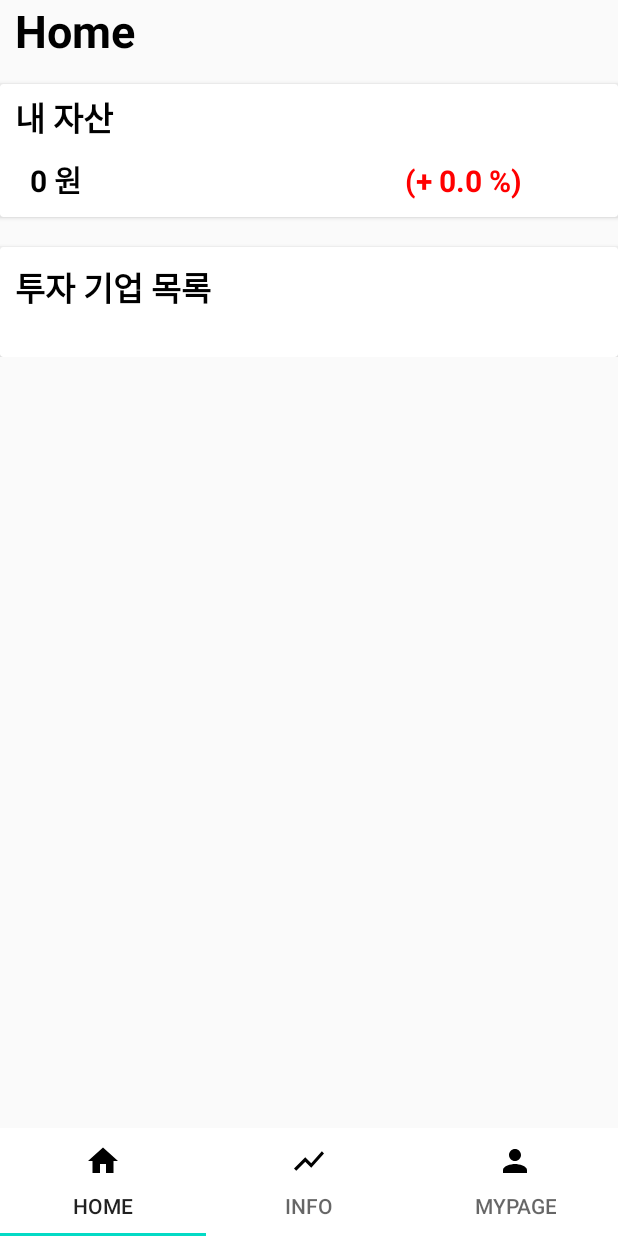
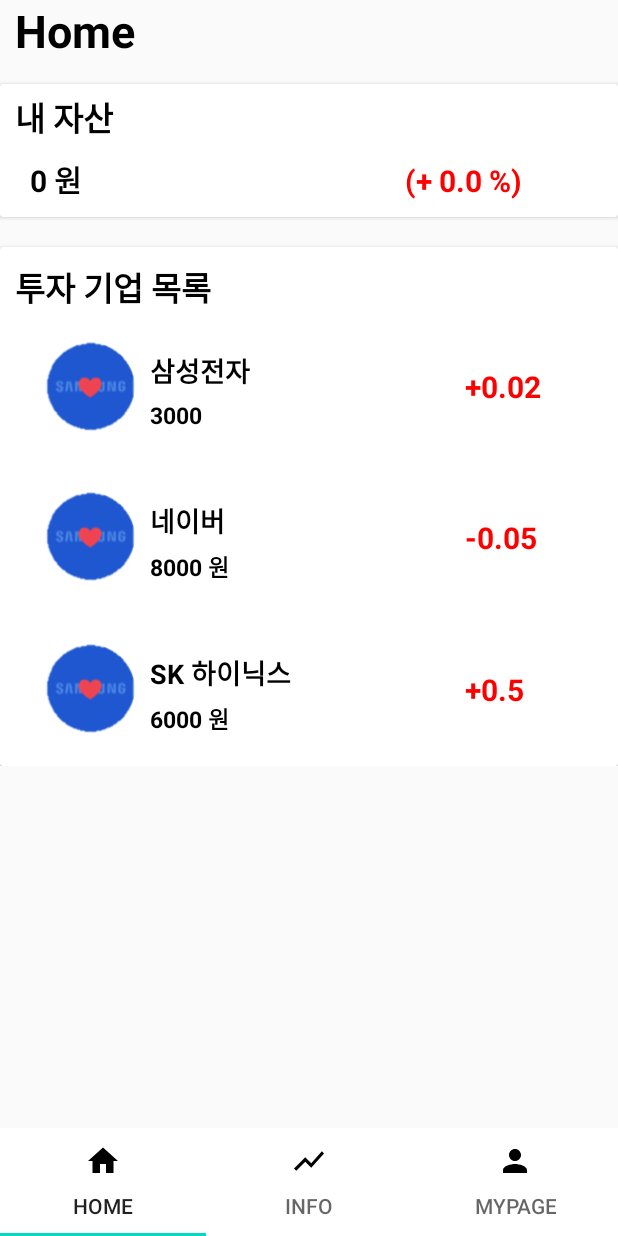
Before and after one commit to sallyeric/ICE3037_47, an Android app: the HomeFragment screen opened directly, with no data from a screen before it, on a phone screen of 412 x 824 dp. Run offline under Robolectric (Android 15) with nearby library versions, the phone set to English and light mode, and no system bars; our stand-ins replace CircleImageView; libraries missing offline, so code that uses them is left out: com.github.mikephil.charting; 42 statements that could not run were skipped.

Commit message:
New Branch, Tab1 Recyclerview

```diff
--- a/Front-end/app/build.gradle
+++ b/Front-end/app/build.gradle
@@ -42,6 +42,8 @@ dependencies {
     androidTestImplementation 'androidx.test.ext:junit:1.1.1'
     androidTestImplementation 'androidx.test.espresso:espresso-core:3.2.0'
 
+    implementation 'androidx.recyclerview:recyclerview:1.0.0'
+
     implementation 'com.google.android.material:material:1.2.0-alpha03'
     implementation 'com.github.PhilJay:MPAndroidChart:v3.1.0'
 
--- a/Front-end/app/src/main/java/edu/skku2/map/ice3037/HomeAdapter.java
+++ b/Front-end/app/src/main/java/edu/skku2/map/ice3037/HomeAdapter.java
@@ -1,9 +1,11 @@
 package edu.skku2.map.ice3037;
 
 import android.content.Context;
+import android.util.Log;
 import android.view.LayoutInflater;
 import android.view.View;
 import android.view.ViewGroup;
+import android.widget.ImageView;
 import android.widget.TextView;
 
 import androidx.annotation.NonNull;
@@ -15,55 +17,125 @@ import java.util.List;
 public class HomeAdapter extends RecyclerView.Adapter<HomeAdapter.Holder>{
 
     private Context context;
-    private List<String> list = new ArrayList<>();
+    private ArrayList<Item> mData;
 
-    public HomeAdapter(Context context, List<String> list){
+    // 생성자에서 데이터 리스트 객체를 전달받음.
+//    HomeAdapter(ArrayList<Item> list) {
+//        mData = list ;
+//    }
 
-        list.clear();
-
-        for(int i=0;i<10;i++){
-            list.add(i+"번째 아이템");
-        }
-        notifyDataSetChanged();
+    public HomeAdapter(Context context, ArrayList<Item> mData) {
+        this.context = context;
+        this.mData = mData;
     }
 
-//    class ViewHolder extends RecyclerView.ViewHolder{
+    // onCreateViewHolder() - 아이템 뷰를 위한 뷰홀더 객체 생성하여 리턴.
+    @Override
+    public Holder onCreateViewHolder(ViewGroup parent, int viewType) {
+//        Context context = parent.getContext() ;
+//        LayoutInflater inflater = (LayoutInflater) context.getSystemService(Context.LAYOUT_INFLATER_SERVICE) ;
 //
-//        private TextView item;
-//        public ViewHolder(View itemView){
-//            super(itemView);
-//            item=(TextView)itemView.findViewById(R.id.item);
-//        }
-//    }
+//        View view = inflater.inflate(R.layout.home_invest_item, parent, false) ;
+//        HomeAdapter.ViewHolder vh = new HomeAdapter.ViewHolder(view) ;
+//
+//        return vh ;
+        View view = LayoutInflater.from(parent.getContext()).inflate(R.layout.home_invest_item, parent, false);
 
-    @NonNull
-    @Override
-    public Holder onCreateViewHolder(@NonNull ViewGroup viewGroup, int i) {
-        View view= LayoutInflater.from(viewGroup.getContext())
-                .inflate(R.layout.home_invest_item,viewGroup,false);
-        return new Holder(view);
+        Holder viewHolder = new Holder(view);
+
+        return viewHolder;
     }
 
+    // onBindViewHolder() - position에 해당하는 데이터를 뷰홀더의 아이템뷰에 표시.
     @Override
-    public void onBindViewHolder(@NonNull Holder holder, final int i) {
+    public void onBindViewHolder(Holder holder, int position) {
 
-        int itemposition = i; //position
-        holder.text.setText(list.get(itemposition));
+//        Item item = mData.get(position);
+        int itemposition = position;
+
+//        holder.logo.setImageDrawable(item.getLogo());
+        holder.corp.setText(mData.get(itemposition).getCorp());
+        holder.price.setText(mData.get(itemposition).getPrice());
+        holder.updown.setText(mData.get(itemposition).getUpdown());
     }
 
-
+    // getItemCount() - 전체 데이터 갯수 리턴.
     @Override
     public int getItemCount() {
-        return list.size();
+        return mData.size();
     }
 
-    public class Holder extends RecyclerView.ViewHolder{
-        public TextView text;
+    // 아이템 뷰를 저장하는 뷰홀더 클래스.
+    public class Holder extends RecyclerView.ViewHolder {
+//        ImageView logo;
+        TextView corp;
+        TextView price;
+        TextView updown;
 
         public Holder(View view) {
             super(view);
-            /*TODO: Item Class와 연결되도록 Adapter 수정*/
-//            text = (TextView) view.findViewById(R.id.item);
+
+            // 뷰 객체에 대한 참조. (hold strong reference)
+//            logo = (TextView) view.findViewById(R.id.home_item_logo);
+            corp = (TextView) view.findViewById(R.id.home_item_corp);
+            price = (TextView) view.findViewById(R.id.home_item_price);
+            updown = (TextView) view.findViewById(R.id.home_item_updown);
+
+            Log.d("Contact", "make one");
         }
     }
+
+    // 여기서부터 이전코드
+//    private Context context;
+//    private List<String> list = new ArrayList<>();
+//
+//    public HomeAdapter(Context context, List<String> list){
+//
+//        list.clear();
+//
+//        for(int i=0;i<10;i++){
+//            list.add(i+"번째 아이템");
+//        }
+//        notifyDataSetChanged();
+//    }
+//
+////    class ViewHolder extends RecyclerView.ViewHolder{
+////
+////        private TextView item;
+////        public ViewHolder(View itemView){
+////            super(itemView);
+////            item=(TextView)itemView.findViewById(R.id.item);
+////        }
+////    }
+//
+//    @NonNull
+//    @Override
+//    public Holder onCreateViewHolder(@NonNull ViewGroup viewGroup, int i) {
+//        View view= LayoutInflater.from(viewGroup.getContext())
+//                .inflate(R.layout.home_invest_item,viewGroup,false);
+//        return new Holder(view);
+//    }
+//
+//    @Override
+//    public void onBindViewHolder(@NonNull Holder holder, final int i) {
+//
+//        int itemposition = i; //position
+//        holder.text.setText(list.get(itemposition));
+//    }
+//
+//
+//    @Override
+//    public int getItemCount() {
+//        return list.size();
+//    }
+//
+//    public class Holder extends RecyclerView.ViewHolder{
+//        public TextView text;
+//
+//        public Holder(View view) {
+//            super(view);
+//            /*TODO: Item Class와 연결되도록 Adapter 수정*/
+////            text = (TextView) view.findViewById(R.id.item);
+//        }
+//    }
 }
--- a/Front-end/app/src/main/java/edu/skku2/map/ice3037/HomeFragment.java
+++ b/Front-end/app/src/main/java/edu/skku2/map/ice3037/HomeFragment.java
@@ -1,7 +1,9 @@
 package edu.skku2.map.ice3037;
 
+import android.graphics.drawable.Drawable;
 import android.os.Bundle;
 
+import androidx.core.content.ContextCompat;
 import androidx.fragment.app.Fragment;
 import androidx.recyclerview.widget.LinearLayoutManager;
 import androidx.recyclerview.widget.RecyclerView;
@@ -20,9 +22,16 @@ import java.util.ArrayList;
  */
 public class HomeFragment extends Fragment {
 
-    private RecyclerView recyclerView;
-    HomeAdapter adapter;
-    private ArrayList<String> list = new ArrayList<>();
+    // 이전코드
+//    private RecyclerView recyclerView;
+    HomeAdapter mAdapter;
+    private ArrayList<Item> mArrayList;
+    private int count = -1;
+
+    // 새코드
+//    RecyclerView mRecyclerView = null ;
+//    HomeAdapter mAdapter = null ;
+//    ArrayList<Item> mList = new ArrayList<Item>();
 
     // TODO: Rename parameter arguments, choose names that match
     // the fragment initialization parameters, e.g. ARG_ITEM_NUMBER
@@ -70,13 +79,53 @@ public class HomeFragment extends Fragment {
         // Inflate the layout for this fragment
         // ADD
         View v = inflater.inflate(R.layout.fragment_home, container, false);
-        recyclerView = (RecyclerView) v.findViewById(R.id.recyclerView);
 
-        recyclerView.setHasFixedSize(true);
-        adapter = new HomeAdapter(getActivity().getApplicationContext(), list);
-        recyclerView.setLayoutManager(new LinearLayoutManager(v.getContext()));
-        recyclerView.setAdapter(adapter);
+        // 이전코드
+//        recyclerView = (RecyclerView) v.findViewById(R.id.recyclerView);
+//
+//        recyclerView.setHasFixedSize(true);
+//        adapter = new HomeAdapter(getActivity().getApplicationContext(), list);
+//        recyclerView.setLayoutManager(new LinearLayoutManager(v.getContext()));
+//        recyclerView.setAdapter(adapter);
+        RecyclerView mRecyclerView = v.findViewById(R.id.recyclerView);
+        LinearLayoutManager mLinearLayoutManager = new LinearLayoutManager(v.getContext());
+        mRecyclerView.setLayoutManager(mLinearLayoutManager) ;
 
-        return inflater.inflate(R.layout.fragment_home, container, false);
+        mArrayList = new ArrayList<>();
+
+        mAdapter = new HomeAdapter(getActivity().getApplicationContext(), mArrayList);
+
+        mRecyclerView.setAdapter(mAdapter) ;
+//        mRecyclerView.setLayoutManager(new LinearLayoutManager(v.getContext())) ;
+
+        // 아이템 추가.
+        Item item1 = new Item("삼성전자", "3000", "+0.02");
+        mArrayList.add(item1);
+        Item item2 = new Item("네이버", "8000 원", "-0.05");
+        mArrayList.add(item2);
+        Item item3 = new Item("SK 하이닉스", "6000 원", "+0.5");
+        mArrayList.add(item3);
+
+        // 두 번째 아이템 추가.
+//        addItem(ContextCompat.getDrawable(v.getContext(), R.drawable.logo_naver),
+//                "네이버", "8000 원", "-0.05") ;
+//        // 세 번째 아이템 추가.
+//        addItem(ContextCompat.getDrawable(v.getContext(), R.drawable.logo_skhynix),
+//                "SK 하이닉스", "6000 원", "+0.5") ;
+
+        mAdapter.notifyDataSetChanged() ;
+
+        return v;
     }
+
+//    public void addItem(String corp, String price, String updown) {
+//        Item item = new Item("", "", "");
+//
+////        item.setLogo(logo);
+//        item.setCorp(corp);
+//        item.setPrice(price);
+//        item.setUpdown(updown);
+//
+//        mArrayList.add(item);
+//    }
 }
--- a/Front-end/app/src/main/java/edu/skku2/map/ice3037/Item.java
+++ b/Front-end/app/src/main/java/edu/skku2/map/ice3037/Item.java
@@ -1,46 +1,53 @@
 package edu.skku2.map.ice3037;
+
+import android.graphics.drawable.Drawable;
 
 import java.util.ArrayList;
 
 public class Item {
-    private int logo; // 회사 로고 이미지
-    private String corp; // 회사명
-    private String price; // 시가총액
-    private String updown; // 변화량(%)
+//    private Drawable logo; // 회사 로고 이미지
+    private String corpString; // 회사명
+    private String priceString; // 시가총액
+    private String updownString; // 변화량(%)
 
-    public Item () { }
-
-    public Item(int logo, String corp, String price, String updown) {
-        this.logo = logo;
-        this.corp = corp;
-        this.price = price;
-        this.updown = updown;
+//    public Item () { }
+//
+    public Item(String corp, String price, String updown) {
+//        this.logo = logo;
+        corpString = corp;
+        priceString = price;
+        updownString = updown;
     }
 
-    public int getLogo() {
-        return logo;
+//    public void setLogo(Drawable logo) {
+//        logoDrawable = logo ;
+//    }
+    public void setCorp(String corp) {
+        corpString = corp ;
+    }
+    public void setPrice(String price) {
+        priceString = price ;
+    }
+    public void setUpdown(String updown) {
+        updownString = updown ;
     }
 
-    public String getCorp() {
-        return corp;
-    }
+//    public Drawable getLogo() { return this.logo; }
 
-    public String getPrice() {
-        return price;
-    }
+    public String getCorp() { return corpString; }
 
-    public String getUpdown() {
-        return updown;
-    }
+    public String getPrice() { return priceString; }
 
-    public static ArrayList<Item> createItemsList(int items) {
-        ArrayList<Item> item_list = new ArrayList<Item>();
+    public String getUpdown() { return updownString; }
 
-        for (int i = 1; i <= items; i++) {
-            /*TODO: 로고 이미지 불러올 수 있도록 수정*/
-//            item_list.add(new Item(logo, " ", " ", " "));
-        }
-
-        return item_list;
-    }
+//    public static ArrayList<Item> createItemsList(int items) {
+//        ArrayList<Item> item_list = new ArrayList<Item>();
+//
+//        for (int i = 1; i <= items; i++) {
+//            /*TODO: 로고 이미지 불러올 수 있도록 수정*/
+//            item_list.add(new Item(" ", " ", " "));
+//        }
+//
+//        return item_list;
+//    }
 }
--- a/Front-end/app/src/main/res/layout/fragment_home.xml
+++ b/Front-end/app/src/main/res/layout/fragment_home.xml
@@ -80,20 +80,28 @@
                     android:textColor="#FF000000"
                     android:textSize="22dp"
                     android:textStyle="bold" />
-                <LinearLayout
+                <androidx.recyclerview.widget.RecyclerView
+                    android:id="@+id/recyclerView"
+                    android:overScrollMode="never"
                     android:layout_width="match_parent"
-                    android:layout_height="wrap_content"
-                    android:layout_marginTop="10dp"
-                    android:layout_marginBottom="10dp"
-                    android:orientation="vertical">
-                    <androidx.recyclerview.widget.RecyclerView
-                        android:layout_width="match_parent"
-                        android:layout_height="wrap_content"
-                        android:layout_marginBottom="10dp"
-                        android:id="@+id/recyclerView"
-                        android:background="#EFEFEF" />
+                    android:layout_height="match_parent"
+                    android:layout_alignParentBottom="true"
+                    android:scrollbars="vertical"
+                    />
+<!--                <LinearLayout-->
+<!--                    android:layout_width="match_parent"-->
+<!--                    android:layout_height="wrap_content"-->
+<!--                    android:layout_marginTop="10dp"-->
+<!--                    android:layout_marginBottom="10dp"-->
+<!--                    android:orientation="vertical">-->
+<!--                    <androidx.recyclerview.widget.RecyclerView-->
+<!--                        android:layout_width="match_parent"-->
+<!--                        android:layout_height="wrap_content"-->
+<!--                        android:layout_marginBottom="10dp"-->
+<!--                        android:id="@+id/recyclerView"-->
+<!--                        android:background="#EFEFEF" />-->
 
-                </LinearLayout>
+<!--                </LinearLayout>-->
             </LinearLayout>
         </androidx.cardview.widget.CardView>
     </LinearLayout>
--- a/Front-end/app/src/main/res/layout/home_invest_item.xml
+++ b/Front-end/app/src/main/res/layout/home_invest_item.xml
@@ -12,7 +12,7 @@
         android:id="@+id/home_item_logo"
         android:layout_width="60dp"
         android:layout_height="60dp"
-        android:src="@drawable/samsung" />
+        android:src="@drawable/logo_samsung" />
     <LinearLayout
         android:layout_width="200dp"
         android:layout_height="wrap_content"
```
Also changed, not shown: Front-end/app/src/main/java/edu/skku2/map/ice3037/LoginActivity.java (+34 -34 lines), Front-end/app/src/main/java/edu/skku2/map/ice3037/RetrofitAPI.java (+27 -27 lines), Front-end/app/src/main/java/edu/skku2/map/ice3037/RetrofitClient.java (+22 -22 lines), Front-end/app/src/main/java/edu/skku2/map/ice3037/SignUpActivity.java (+47 -47 lines), Front-end/app/src/main/res/drawable/logo_naver.png (added), Front-end/app/src/main/res/drawable/logo_samsung.png (added), Front-end/app/src/main/res/drawable/logo_skhynix.png (added).
